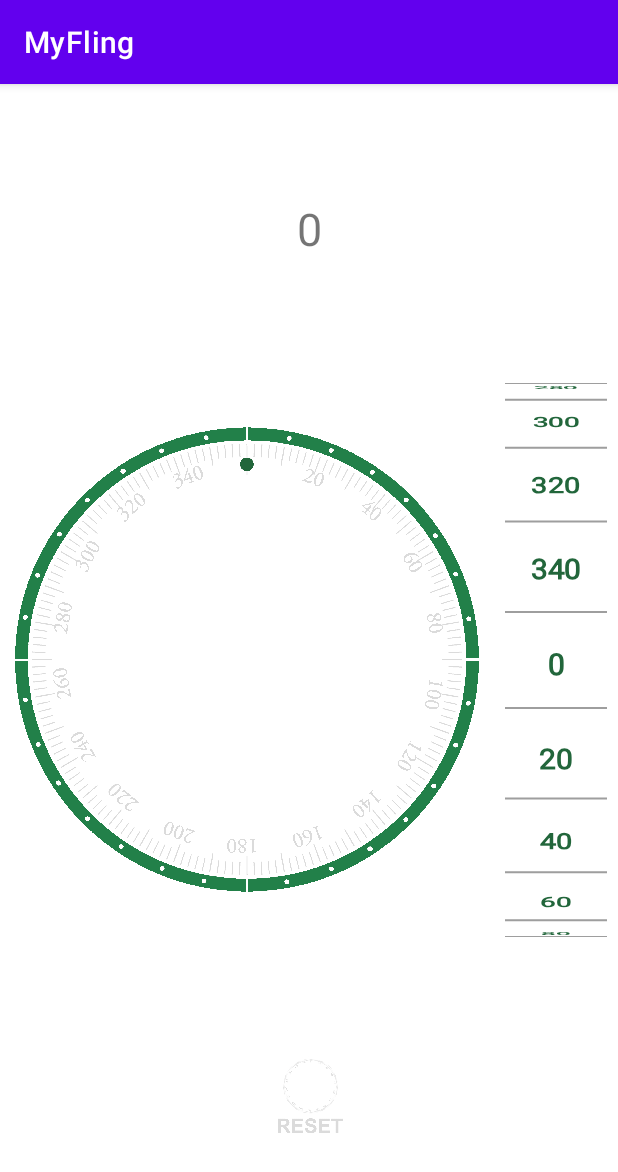
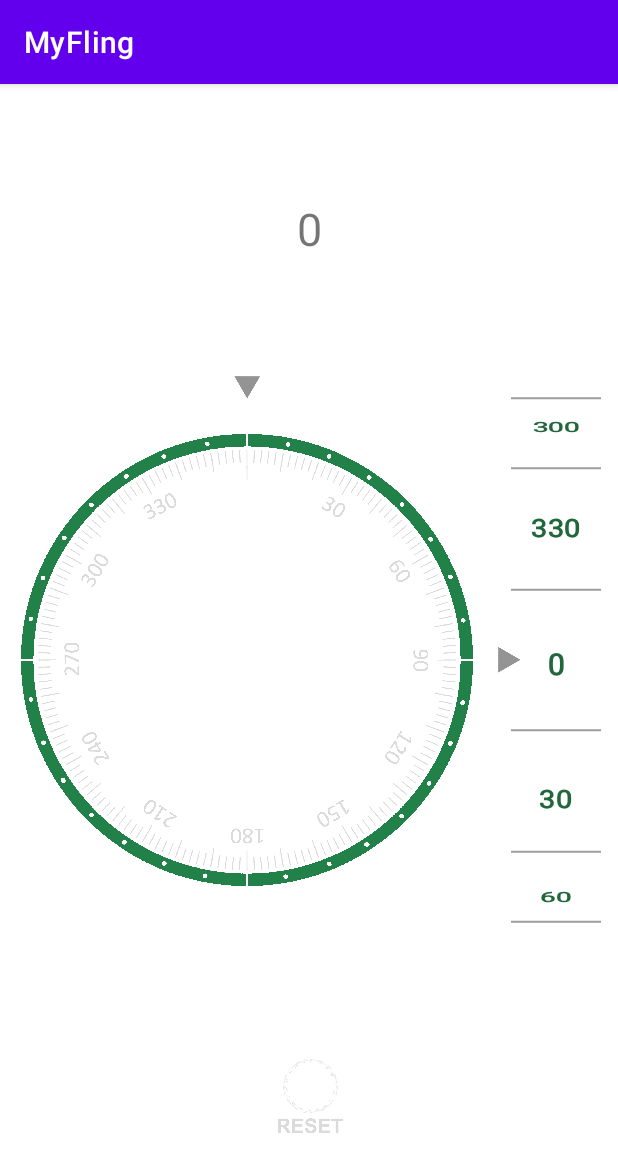
Before and after one commit to hzbx/MyFling, an Android app: the screen it shows after launch (MainActivity), on a phone screen of 412 x 824 dp. Shown: the top 1172 px of the screen. Run offline under Robolectric (Android 15) with nearby library versions, the phone set to English and light mode, and no system bars.

Commit message:
Optimize Design

```diff
--- a/app/src/main/java/com/stho/myfling/CircleView.kt
+++ b/app/src/main/java/com/stho/myfling/CircleView.kt
@@ -182,7 +182,7 @@ class CircleView : View {
 
         // ring + degrees + numbers
         matrix.setTranslate(dx, dy)
-        matrix.postRotate(angle.toFloat(), px, py)
+        matrix.postRotate(-angle.toFloat(), px, py)
         canvas.drawBitmap(ring!!, matrix, null)
     }
 
@@ -196,7 +196,7 @@ class CircleView : View {
     private fun getAngle(x: Float, y: Float): Double {
         val cx = (width shr 1).toFloat()
         val cy = (height shr 1).toFloat()
-        return atan2((y - cy).toDouble(), (x - cx).toDouble()) * 180 / Math.PI + 90
+        return -atan2((y - cy).toDouble(), (x - cx).toDouble()) * 180 / Math.PI + 90
     }
 
     companion object {
--- a/app/src/main/java/com/stho/myfling/FlingView.kt
+++ b/app/src/main/java/com/stho/myfling/FlingView.kt
@@ -171,7 +171,7 @@ class FlingView : View {
         val h = height.toFloat()
         val w = width.toFloat()
         val l = h / 2
-        for (alpha in 10..360 step 20) {
+        for (alpha in 15..360 step 30) {
             val beta = Degree.normalizeTo180(angle - alpha)
             if (-90.0 <= beta && beta <= 90.0) {
                 val sinBeta = Degree.sin(beta).toFloat()
@@ -185,7 +185,7 @@ class FlingView : View {
 
         val projectionRadius = 5 * l
         green.textSize = resources.getDimensionPixelSize(R.dimen.myFontSize).toFloat()
-        for (alpha in 0..350 step 20) {
+        for (alpha in 0..350 step 30) {
             val beta = Degree.normalizeTo180(angle - alpha)
             if (-90.0 <= beta && beta <= 90.0) {
                 val cosBeta = Degree.cos(beta).toFloat()
--- a/app/src/main/res/layout/activity_main.xml
+++ b/app/src/main/res/layout/activity_main.xml
@@ -46,7 +46,7 @@
         app:layout_constraintBottom_toBottomOf="@id/guidelineBottom"
         app:layout_constraintStart_toStartOf="@id/guidelineMiddle"
         app:layout_constraintEnd_toEndOf="parent"
-        android:layout_margin="7dp" />
+        android:layout_margin="11dp" />
 
     <com.stho.myfling.CircleView
         android:id="@+id/ring"
@@ -56,7 +56,7 @@
         app:layout_constraintBottom_toBottomOf="@id/guidelineBottom"
         app:layout_constraintStart_toStartOf="parent"
         app:layout_constraintEnd_toEndOf="@id/guidelineMiddle"
-        android:layout_margin="7dp" />
+        android:layout_margin="11dp" />
 
     <ImageView
         android:id="@+id/reset"
@@ -69,4 +69,25 @@
         android:src="@drawable/reset"
         android:contentDescription="@string/label_reset" />
 
+    <ImageView
+        android:layout_width="20dp"
+        android:layout_height="20dp"
+        app:layout_constraintTop_toTopOf="@id/guidelineTop"
+        app:layout_constraintStart_toStartOf="parent"
+        app:layout_constraintEnd_toEndOf="@id/guidelineMiddle"
+        android:contentDescription="@string/label_target"
+        android:src="@drawable/target"
+        android:alpha="0.5"/>
+
+    <ImageView
+        android:layout_width="20dp"
+        android:layout_height="20dp"
+        app:layout_constraintTop_toTopOf="@id/guidelineTop"
+        app:layout_constraintBottom_toBottomOf="@id/guidelineBottom"
+        app:layout_constraintStart_toStartOf="@id/guidelineMiddle"
+        android:contentDescription="@string/label_target"
+        android:src="@drawable/target"
+        android:rotation="270"
+        android:alpha="0.5"/>
+
 </androidx.constraintlayout.widget.ConstraintLayout>
--- a/app/src/main/res/values/strings.xml
+++ b/app/src/main/res/values/strings.xml
@@ -1,4 +1,5 @@
 <resources>
     <string name="app_name">MyFling</string>
     <string name="label_reset">Reset</string>
+    <string name="label_target">Target</string>
 </resources>
```
Also changed, not shown: app/src/main/res/drawable-nodpi/ring.png, app/src/main/res/drawable-nodpi/target.png (added), 2 other files.
